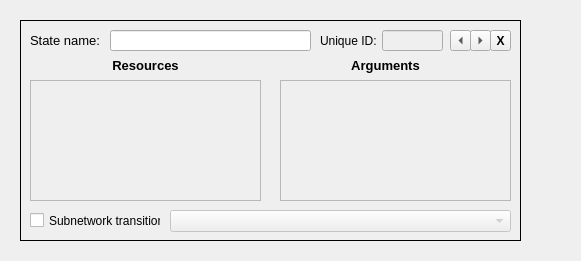
Qt form editor/UI/UI_NetworkState.ui (leiftiger/EG_Tools) before a commit.
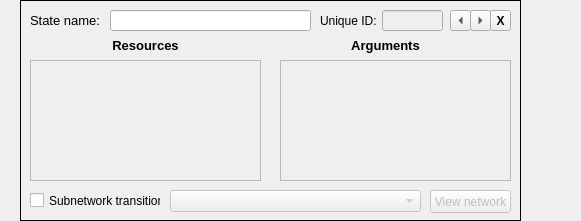
The same form after that commit. Custom widgets are drawn as their Qt base class.

```diff
--- a/editor/UI/UI_NetworkState.ui
+++ b/editor/UI/UI_NetworkState.ui
@@ -7,7 +7,7 @@
     <x>0</x>
     <y>0</y>
     <width>581</width>
-    <height>261</height>
+    <height>221</height>
    </rect>
   </property>
   <property name="windowTitle">
@@ -23,7 +23,7 @@
    <property name="geometry">
     <rect>
      <x>0</x>
-     <y>120</y>
+     <y>100</y>
      <width>21</width>
      <height>21</height>
     </rect>
@@ -33,7 +33,7 @@
    <property name="geometry">
     <rect>
      <x>20</x>
-     <y>20</y>
+     <y>0</y>
      <width>501</width>
      <height>221</height>
     </rect>
@@ -203,6 +203,12 @@
       <height>21</height>
      </rect>
     </property>
+    <property name="minimumSize">
+     <size>
+      <width>21</width>
+      <height>21</height>
+     </size>
+    </property>
     <property name="text">
      <string>DN</string>
     </property>
@@ -222,6 +228,12 @@
       <height>21</height>
      </rect>
     </property>
+    <property name="minimumSize">
+     <size>
+      <width>21</width>
+      <height>21</height>
+     </size>
+    </property>
     <property name="text">
      <string>UP</string>
     </property>
@@ -238,6 +250,12 @@
       <height>21</height>
      </rect>
     </property>
+    <property name="minimumSize">
+     <size>
+      <width>21</width>
+      <height>21</height>
+     </size>
+    </property>
     <property name="font">
      <font>
       <weight>75</weight>
@@ -288,7 +306,7 @@
      <rect>
       <x>150</x>
       <y>190</y>
-      <width>341</width>
+      <width>251</width>
       <height>22</height>
      </rect>
     </property>
@@ -319,6 +337,31 @@
      </property>
     </widget>
    </widget>
+   <widget class="QPushButton" name="buttonViewExternalNetwork">
+    <property name="enabled">
+     <bool>false</bool>
+    </property>
+    <property name="geometry">
+     <rect>
+      <x>410</x>
+      <y>190</y>
+      <width>81</width>
+      <height>23</height>
+     </rect>
+    </property>
+    <property name="maximumSize">
+     <size>
+      <width>81</width>
+      <height>23</height>
+     </size>
+    </property>
+    <property name="toolTip">
+     <string>Inspect this subnetwork</string>
+    </property>
+    <property name="text">
+     <string>View network</string>
+    </property>
+   </widget>
    <zorder>scrollArea_5</zorder>
    <zorder>label_2</zorder>
    <zorder>textStateName</zorder>
@@ -337,7 +380,7 @@
    <property name="geometry">
     <rect>
      <x>520</x>
-     <y>120</y>
+     <y>100</y>
      <width>61</width>
      <height>21</height>
     </rect>
```
Left out of the diff: 1 changed line with no effect on the pictures.
